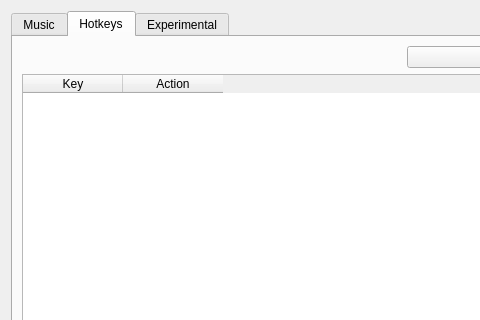
Before: the Qt Designer form SquareDesk-DEV/test123/preferencesdialog.ui in mpogue2/SquareDesk, drawn with Qt 5; both pictures show x 0 to 480 and y 0 to 320 of the 807 by 561 pixel window.
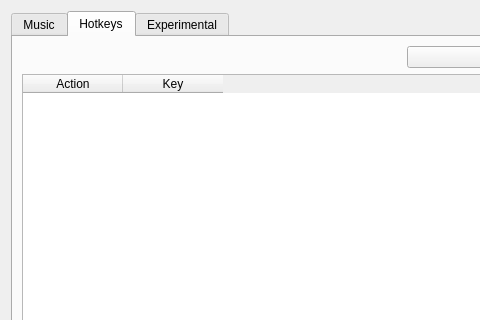
After: the same form once the commit is applied.

Commit message: Rework of key bindings to be action primary and use hot key editing controls

```diff
--- a/SquareDesk-DEV/test123/preferencesdialog.ui
+++ b/SquareDesk-DEV/test123/preferencesdialog.ui
@@ -606,12 +606,12 @@
           <widget class="QTableWidget" name="tableWidgetKeyBindings">
            <column>
             <property name="text">
-             <string>Key</string>
+             <string>Action</string>
             </property>
            </column>
            <column>
             <property name="text">
-             <string>Action</string>
+             <string>Key</string>
             </property>
            </column>
           </widget>
```
The commit also changes 2 other files.
